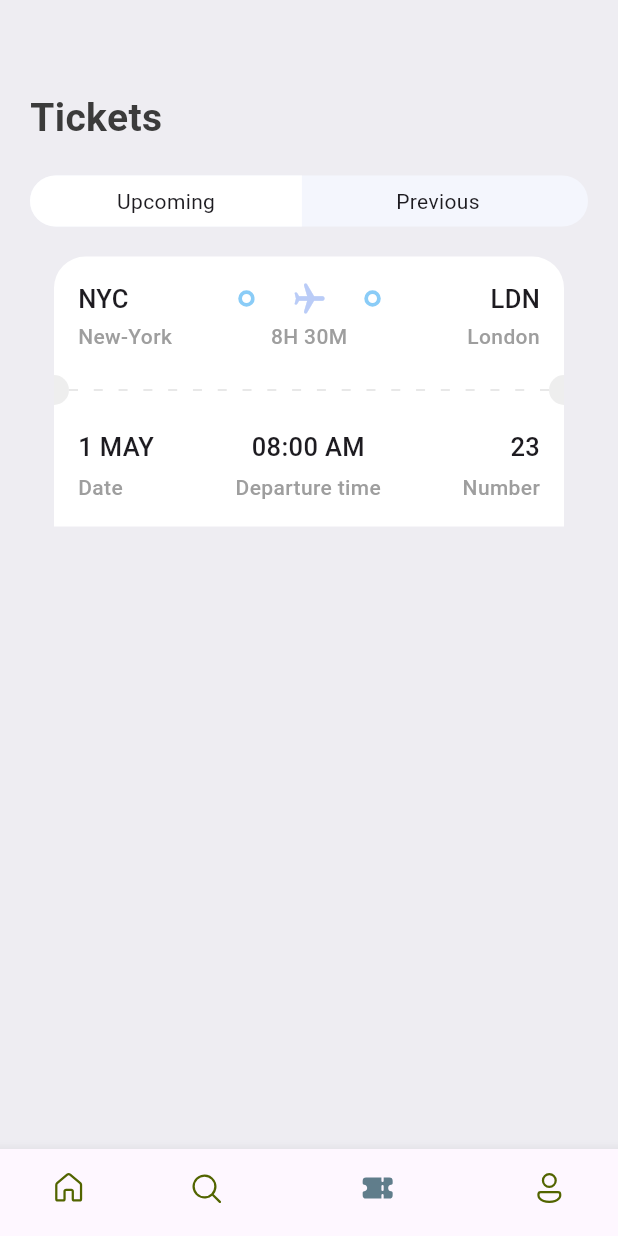
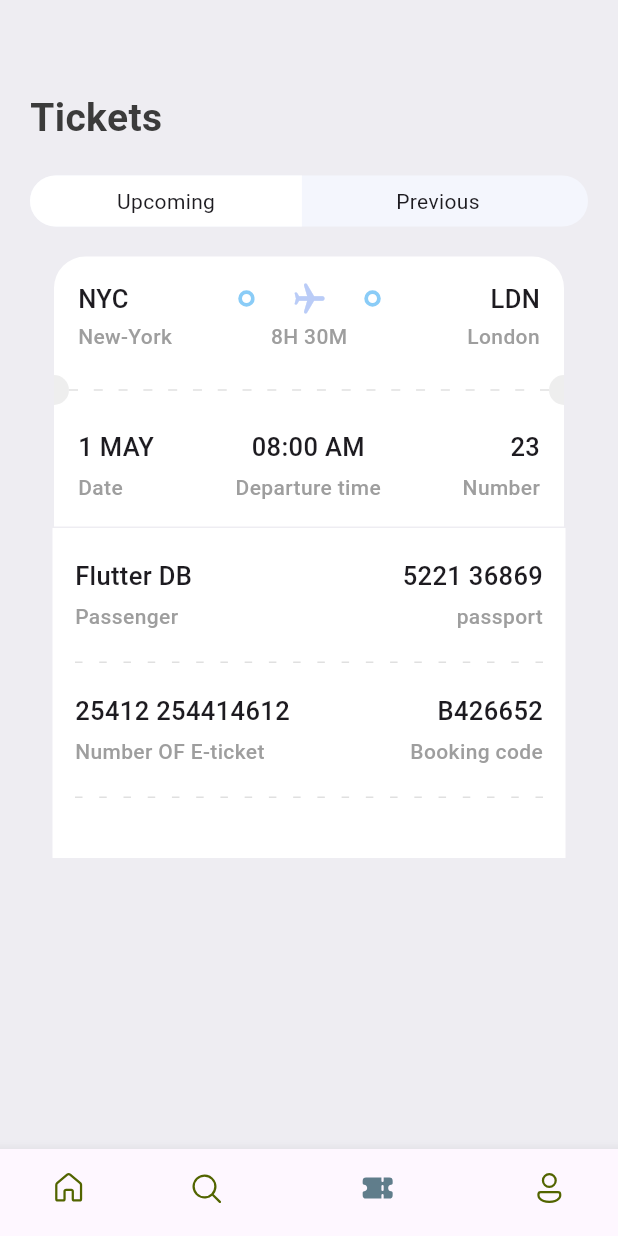
Before and after one commit to KADDOURISAAD/Tickets_app, a Flutter app: the screen it shows after launch, item 3 of the bottom bar chosen, on a phone screen of 412 x 824 dp. Run offline on Flutter 3.47's test engine with Material 3 defaults, Android fonts, the phone set to English and light mode, and no system bars; our stand-ins replace fluentui_system_icons.

Commit message:
inistial commit

```diff
--- a/lib/base/widgets/ticket_view.dart
+++ b/lib/base/widgets/ticket_view.dart
@@ -18,8 +18,9 @@ class TicketView extends StatelessWidget {
     final size = MediaQuery.of(context).size;
     return SizedBox(
       width: size.width * 0.85,
-      height: 189,
+      height: 180,
       child: Container(
+
         margin:  EdgeInsets.only(right: wholeScreen==true?0:16 ),
         child: Column(
           children: [
--- a/lib/screens/ticket/ticket_screen.dart
+++ b/lib/screens/ticket/ticket_screen.dart
@@ -3,6 +3,9 @@ import 'package:ticket_app/base/res/styles/app_styles.dart';
 import 'package:ticket_app/base/utils/app_json.dart';
 import 'package:ticket_app/base/widgets/ticket_view.dart';
 import 'package:ticket_app/screens/search/widgets/app_tickets_taps.dart';
+
+import '../../base/widgets/app_column_text_layout.dart';
+import '../../base/widgets/app_layout_builder_widget.dart';
 
 class TicketScreen extends StatelessWidget {
   const TicketScreen({super.key});
@@ -23,7 +26,42 @@ class TicketScreen extends StatelessWidget {
             padding: const EdgeInsets.only(left: 16),
               child: TicketView(ticket: ticketList[0],
                 isColor: true,
-              )),
+              )
+          ),
+          const SizedBox(height: 1,),
+          Container(
+            margin: const EdgeInsets.symmetric(horizontal: 15),
+            padding: const EdgeInsets.symmetric(horizontal: 15 ,vertical: 20),
+            color: AppStyles.TicketColor,
+            child: const Column(
+              children: [
+                Row(
+                  mainAxisAlignment: MainAxisAlignment.spaceBetween,
+                  children: [
+                    AppColumnTextLayout(alignment: CrossAxisAlignment.start,topText: "Flutter DB",bottomText: "Passenger",isColor: true,),
+                    AppColumnTextLayout(alignment: CrossAxisAlignment.end,topText: "5221 36869",bottomText: "passport",isColor: true,),
+
+                  ],
+                ),
+                 SizedBox(height: 20,),
+                AppLayoutBuilderWidget(randomDevider: 15,width: 5,isColor: false,),
+                SizedBox(height: 20,),
+                Row(
+                  mainAxisAlignment: MainAxisAlignment.spaceBetween,
+                  children: [
+                    AppColumnTextLayout(alignment: CrossAxisAlignment.start,topText: "25412 254414612",bottomText: "Number OF E-ticket",isColor: true,),
+                    AppColumnTextLayout(alignment: CrossAxisAlignment.end,topText: "B426652",bottomText: "Booking code",isColor: true,),
+
+                  ],
+                ),
+                SizedBox(height: 20,),
+                AppLayoutBuilderWidget(randomDevider: 15,width: 5,isColor: false,),
+                SizedBox(height: 20,),
+
+              ],
+            ),
+
+          )
 
         ],
       ),
```
